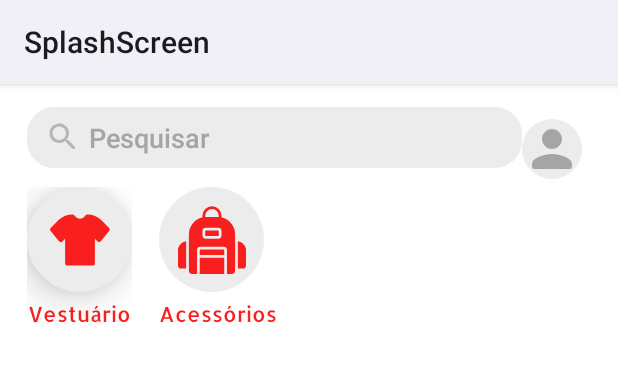
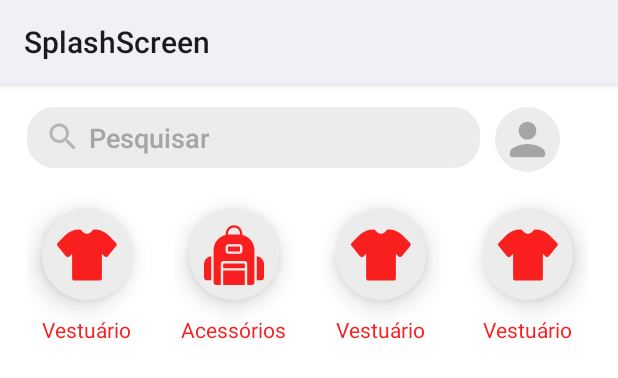
Before and after one commit to dixdixtech/AppAnicon, an Android app: the layout activity_main.xml on its own in the app's theme, with its tools: preview values and no code run, on a phone screen of 412 x 824 dp. Shown: the top 378 px of the screen. Run offline under Robolectric (Android 15) with nearby library versions, the light colour scheme and no system bars.

Commit message:
Adicionando funcionalidades para o botão de perfil

```diff
--- a/app/src/main/java/com/example/splashscreen/MainActivity.java
+++ b/app/src/main/java/com/example/splashscreen/MainActivity.java
@@ -2,14 +2,27 @@ package com.example.splashscreen;
 
 import androidx.appcompat.app.AppCompatActivity;
 
+import android.content.Intent;
 import android.os.Bundle;
+import android.view.View;
+import android.widget.ImageButton;
 
 public class MainActivity extends AppCompatActivity {
 
+    private ImageButton btnPerfil;
     @Override
     protected void onCreate(Bundle savedInstanceState) {
         super.onCreate(savedInstanceState);
         getSupportActionBar().hide();
         setContentView(R.layout.activity_main);
+
+        btnPerfil = findViewById(R.id.imageButtonPerfil);
+        btnPerfil.setOnClickListener(new View.OnClickListener() {
+            @Override
+            public void onClick(View v) {
+                Intent a = new Intent(getApplicationContext(), ProfileActivity.class);
+                startActivity(a);
+            }
+        });
     }
 }
--- a/app/src/main/res/drawable/ic_mochila.xml
+++ b/app/src/main/res/drawable/ic_mochila.xml
@@ -1,4 +1,4 @@
-<vector android:height="45dp" android:viewportHeight="25"
-    android:viewportWidth="25" android:width="45dp" xmlns:android="http://schemas.android.com/apk/res/android">
+<vector android:height="40dp" android:viewportHeight="25"
+    android:viewportWidth="25" android:width="40dp" xmlns:android="http://schemas.android.com/apk/res/android">
     <path android:fillColor="@color/red_primary" android:pathData="M0,16.5v5.25A1.25,1.25 0,0 0,1.25 23L3,23L3,13A3.29,3.29 0,0 0,0 16.5ZM22,13L22,23h1.75A1.25,1.25 0,0 0,25 21.75L25,16.5A3.29,3.29 0,0 0,22 13ZM8,19v6h9L17,19ZM16.75,16L8.25,16a0.25,0.25 0,0 0,-0.25 0.25L8,18h9L17,16.25A0.25,0.25 0,0 0,16.75 16ZM16,4.18v-0.6a3.5,3.5 0,1 0,-7 0v0.6A6.51,6.51 0,0 0,4 10.5L4,23.75A1.25,1.25 0,0 0,5.25 25L7,25L7,16.25A1.25,1.25 0,0 1,8.25 15h8.5A1.25,1.25 0,0 1,18 16.25L18,25h1.75A1.25,1.25 0,0 0,21 23.75L21,10.5A6.51,6.51 0,0 0,16 4.18ZM10,3.58a2.5,2.5 0,1 1,5 0L15,4L10,4ZM16,10.75A1.25,1.25 0,0 1,14.75 12h-4.5A1.25,1.25 0,0 1,9 10.75L9,9.25A1.25,1.25 0,0 1,10.25 8h4.5A1.25,1.25 0,0 1,16 9.25ZM14.75,9h-4.5a0.25,0.25 0,0 0,-0.25 0.25v1.5a0.25,0.25 0,0 0,0.25 0.25h4.5a0.25,0.25 0,0 0,0.25 -0.25L15,9.25A0.25,0.25 0,0 0,14.75 9Z"/>
 </vector>
--- a/app/src/main/res/drawable/ic_round_person_24.xml
+++ b/app/src/main/res/drawable/ic_round_person_24.xml
@@ -1,5 +1,5 @@
-<vector android:height="40dp" android:tint="@color/grey"
+<vector android:height="35dp" android:tint="@color/grey"
     android:viewportHeight="24" android:viewportWidth="24"
-    android:width="40dp" xmlns:android="http://schemas.android.com/apk/res/android">
+    android:width="35dp" xmlns:android="http://schemas.android.com/apk/res/android">
     <path android:fillColor="@android:color/white" android:pathData="M12,12c2.21,0 4,-1.79 4,-4s-1.79,-4 -4,-4 -4,1.79 -4,4 1.79,4 4,4zM12,14c-2.67,0 -8,1.34 -8,4v1c0,0.55 0.45,1 1,1h14c0.55,0 1,-0.45 1,-1v-1c0,-2.66 -5.33,-4 -8,-4z"/>
 </vector>
--- a/app/src/main/res/layout/activity_main.xml
+++ b/app/src/main/res/layout/activity_main.xml
@@ -20,8 +20,8 @@
 
 
         <EditText
-            android:id="@+id/inputLivro"
-            android:layout_width="330dp"
+            android:id="@+id/input"
+            android:layout_width="302dp"
             android:layout_height="wrap_content"
             android:layout_marginStart="18dp"
             android:background="@drawable/gray_background"
@@ -41,14 +41,18 @@
             tools:ignore="TouchTargetSizeCheck,TouchTargetSizeCheck" />
 
         <ImageButton
-            android:id="@+id/imageButton"
-            android:background="@drawable/circle_secondary"
+
+            android:id="@+id/imageButtonPerfil"
             android:layout_width="wrap_content"
             android:layout_height="wrap_content"
-            android:layout_marginTop="8dp"
+            android:layout_marginStart="10dp"
+            android:background="@drawable/circle_secondary"
             android:src="@drawable/ic_round_person_24"
+            android:padding="4dp"
+            android:layout_gravity="center_horizontal"
             app:layout_constraintEnd_toEndOf="parent"
-            app:layout_constraintTop_toTopOf="parent" />
+            app:layout_constraintTop_toTopOf="parent"
+            app:layout_constraintBottom_toTopOf="parent"/>
 
     </LinearLayout>
 
@@ -59,6 +63,7 @@
         android:layout_height="wrap_content"
         android:paddingBottom="5dp"
         android:scrollbars="none"
+        android:layout_marginTop="10dp"
         app:layout_constraintEnd_toEndOf="parent"
         app:layout_constraintHorizontal_bias="0.0"
         app:layout_constraintStart_toStartOf="parent"
@@ -80,19 +85,18 @@
                 android:orientation="vertical">
 
                 <ImageButton
-                    android:layout_width="70dp"
-                    android:layout_height="70dp"
+                    android:layout_width="60dp"
+                    android:layout_height="60dp"
                     android:background="@drawable/circle_secondary"
-                    android:elevation="15dp"
-                    android:padding="0dp"
+                    android:elevation="10dp"
+                    android:layout_margin="10dp"
                     android:src="@drawable/ic_camisa" />
 
                 <TextView
                     android:layout_width="wrap_content"
                     android:layout_height="wrap_content"
                     android:layout_gravity="center"
-                    android:layout_marginTop="5dp"
-                    android:fontFamily="@font/allerta"
+
                     android:text="@string/vestuario"
                     android:textColor="@color/red_primary" />
             </LinearLayout>
@@ -106,19 +110,91 @@
                 android:orientation="vertical">
 
                 <ImageButton
-                    android:layout_width="70dp"
-                    android:layout_height="70dp"
+                    android:layout_width="60dp"
+                    android:layout_height="60dp"
+                    android:elevation="10dp"
+                    android:layout_margin="10dp"
                     android:background="@drawable/circle_secondary"
-                    android:padding="0dp"
+                    android:padding="10dp"
                     android:src="@drawable/ic_mochila" />
 
                 <TextView
                     android:layout_width="wrap_content"
                     android:layout_height="wrap_content"
                     android:layout_gravity="center"
-                    android:layout_marginTop="5dp"
-                    android:fontFamily="@font/allerta"
                     android:text="@string/acessorios"
+                    android:textColor="@color/red_primary" />
+            </LinearLayout>
+
+            <!-- Botão Categoria 1 -->
+            <LinearLayout
+                android:layout_width="wrap_content"
+                android:layout_height="wrap_content"
+                android:layout_marginStart="18dp"
+                android:orientation="vertical">
+
+                <ImageButton
+                    android:layout_width="60dp"
+                    android:layout_height="60dp"
+                    android:background="@drawable/circle_secondary"
+                    android:elevation="10dp"
+                    android:layout_margin="10dp"
+                    android:src="@drawable/ic_camisa" />
+
+                <TextView
+                    android:layout_width="wrap_content"
+                    android:layout_height="wrap_content"
+                    android:layout_gravity="center"
+
+                    android:text="@string/vestuario"
+                    android:textColor="@color/red_primary" />
+            </LinearLayout>
+
+            <!-- Botão Categoria 1 -->
+            <LinearLayout
+                android:layout_width="wrap_content"
+                android:layout_height="wrap_content"
+                android:layout_marginStart="18dp"
+                android:orientation="vertical">
+
+                <ImageButton
+                    android:layout_width="60dp"
+                    android:layout_height="60dp"
+                    android:background="@drawable/circle_secondary"
+                    android:elevation="10dp"
+                    android:layout_margin="10dp"
+                    android:src="@drawable/ic_camisa" />
+
+                <TextView
+                    android:layout_width="wrap_content"
+                    android:layout_height="wrap_content"
+                    android:layout_gravity="center"
+
+                    android:text="@string/vestuario"
+                    android:textColor="@color/red_primary" />
+            </LinearLayout>
+
+            <!-- Botão Categoria 1 -->
+            <LinearLayout
+                android:layout_width="wrap_content"
+                android:layout_height="wrap_content"
+                android:layout_marginStart="18dp"
+                android:orientation="vertical">
+
+                <ImageButton
+                    android:layout_width="60dp"
+                    android:layout_height="60dp"
+                    android:background="@drawable/circle_secondary"
+                    android:elevation="10dp"
+                    android:layout_margin="10dp"
+                    android:src="@drawable/ic_camisa" />
+
+                <TextView
+                    android:layout_width="wrap_content"
+                    android:layout_height="wrap_content"
+                    android:layout_gravity="center"
+
+                    android:text="@string/vestuario"
                     android:textColor="@color/red_primary" />
             </LinearLayout>
 
--- a/app/src/main/res/layout/activity_profile.xml
+++ b/app/src/main/res/layout/activity_profile.xml
@@ -10,7 +10,7 @@
         android:id="@+id/imageView2"
         android:layout_width="150dp"
         android:layout_height="150dp"
-        android:background="@drawable/circle"
+        android:background="@drawable/circle_secondary"
         android:padding="10dp"
         android:layout_marginTop="50dp"
         app:layout_constraintEnd_toEndOf="parent"
```
